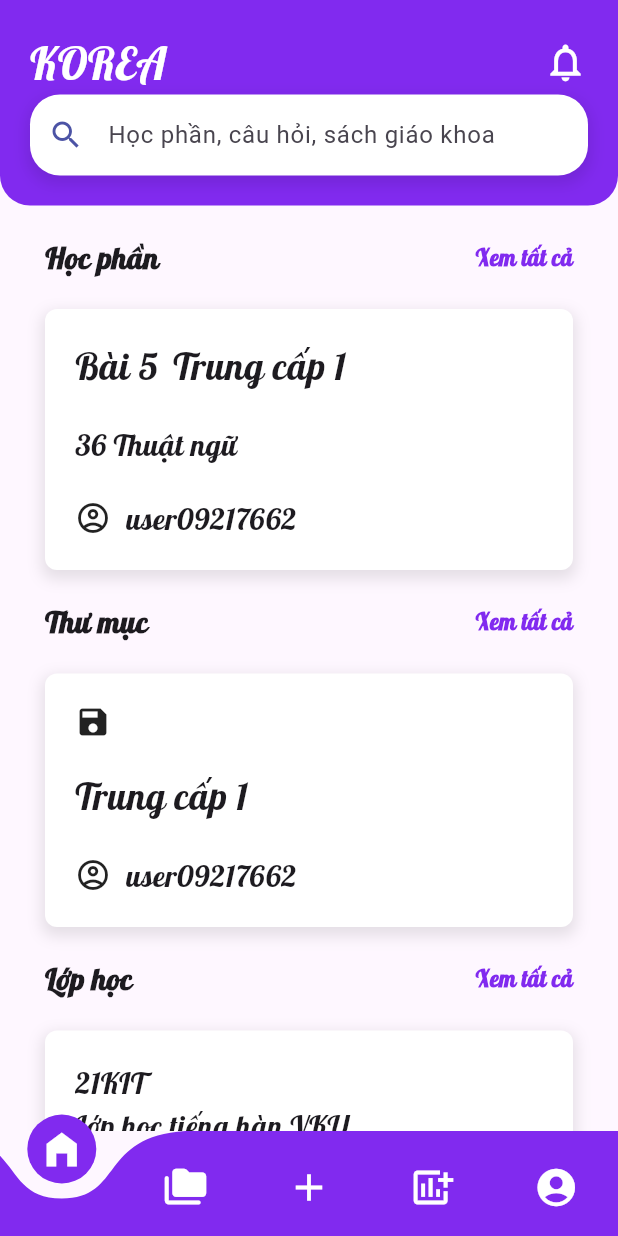
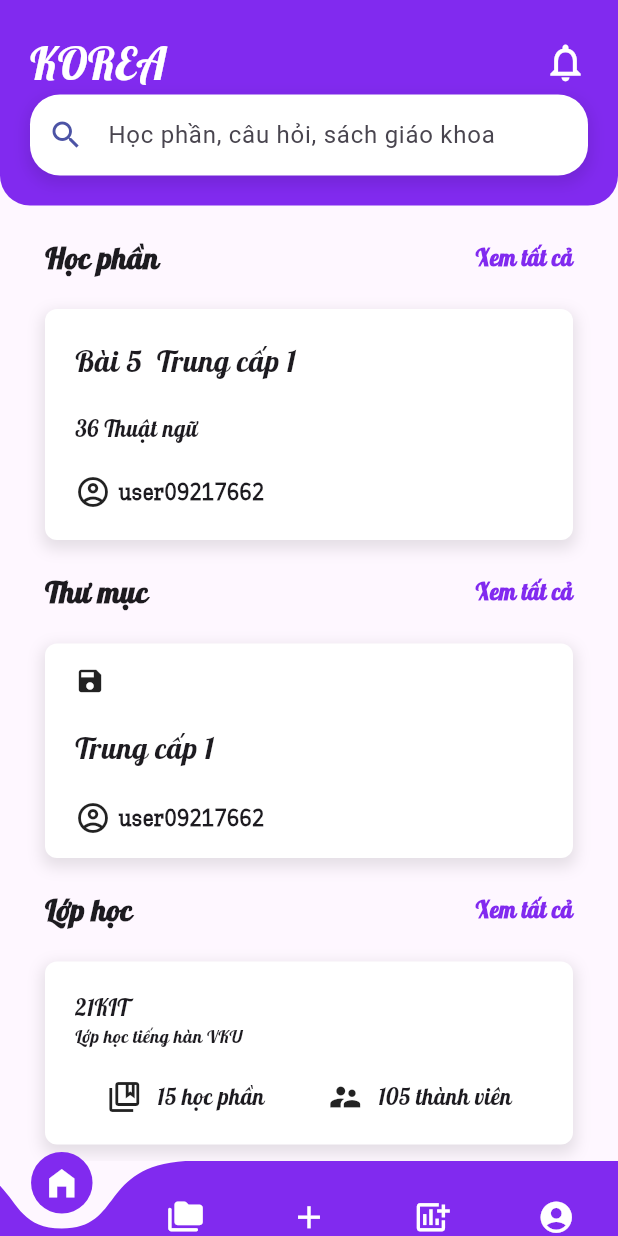
Before and after one commit to quangthangit/Vocab-Korea, a Flutter app: the screen it shows after launch, on a phone screen of 412 x 824 dp. Run offline on Flutter 3.47's test engine with Material 3 defaults, Android fonts, the phone set to English and light mode, and no system bars; drawn by our look-alikes of curved_navigation_bar.

Commit message:
update ui all project

```diff
--- a/lib/components/ClassRoom.dart
+++ b/lib/components/ClassRoom.dart
@@ -24,11 +24,11 @@ class ClassRoom extends StatelessWidget {
         children: [
           Align(
             alignment: Alignment.centerLeft,
-            child: Text('21KIT',style: TextStyle(fontSize: 20,fontFamily: 'Lobster')),
+            child: Text('21KIT',style: TextStyle(fontSize: 15,fontFamily: 'Lobster')),
           ),
           Align(
             alignment: Alignment.centerLeft,
-            child: Text('Lớp học tiếng hàn VKU',style: TextStyle(fontSize: 20,fontFamily: 'Lobster')),
+            child: Text('Lớp học tiếng hàn VKU',style: TextStyle(fontSize: 12,fontFamily: 'Lobster')),
           ),
           SizedBox(height: 20,),
           Row(
@@ -38,14 +38,14 @@ class ClassRoom extends StatelessWidget {
                 children: [
                   Icon(Icons.collections_bookmark_outlined),
                   SizedBox(width: 10,),
-                  Text('15 học phần',style: TextStyle(fontSize: 18,fontFamily: 'Lobster'))
+                  Text('15 học phần',style: TextStyle(fontSize: 15,fontFamily: 'Lobster'))
                 ],
               ),
               Row(
                 children: [
                   Icon(Icons.supervisor_account),
                   SizedBox(width: 10,),
-                  Text('105 thành viên',style: TextStyle(fontSize: 18,fontFamily: 'Lobster'))
+                  Text('105 thành viên',style: TextStyle(fontSize: 15,fontFamily: 'Lobster'))
                 ],
               )
             ],
--- a/lib/components/LessonList.dart
+++ b/lib/components/LessonList.dart
@@ -6,7 +6,7 @@ class LessonList extends StatelessWidget {
   @override
   Widget build(BuildContext context) {
     return Container(
-      padding: const EdgeInsets.all(20),
+      padding: const EdgeInsets.symmetric(vertical: 15,horizontal: 20),
       margin: const EdgeInsets.symmetric(horizontal: 30,vertical: 20),
       decoration: BoxDecoration(
         color: Colors.white,
@@ -24,19 +24,19 @@ class LessonList extends StatelessWidget {
         children: [
           Align(
             alignment: Alignment.centerLeft,
-            child: Icon(Icons.save),
+            child: Icon(Icons.save,size: 20,),
           ),
           SizedBox(height: 20,),
           Align(
             alignment: Alignment.centerLeft,
-            child: Text('Trung cấp 1',style: TextStyle(fontSize: 25,fontFamily: 'Lobster')),
+            child: Text('Trung cấp 1',style: TextStyle(fontSize: 20,fontFamily: 'Lobster')),
           ),
           SizedBox(height: 20,),
           Row(
             children: [
               Icon(Icons.account_circle_outlined),
-              SizedBox(width: 10,),
-              Text('user09217662',style: TextStyle(fontSize: 20,fontFamily: 'Lobster'))
+              SizedBox(width: 5,),
+              Text('user09217662',style: TextStyle(fontSize: 15,fontFamily: 'KayPhoDu',fontWeight: FontWeight.bold))
             ],
           )
         ],
--- a/lib/components/VocabularyLesson.dart
+++ b/lib/components/VocabularyLesson.dart
@@ -24,22 +24,22 @@ class VocabularyLesson extends StatelessWidget {
         children: [
           Row(
             children: [
-              Text('Bài 5',style: TextStyle(fontSize: 25,fontFamily: 'Lobster'),),
+              Text('Bài 5',style: TextStyle(fontSize: 20,fontFamily: 'Lobster'),),
               SizedBox(width: 10,),
-              Text('Trung cấp 1',style: TextStyle(fontSize: 25,fontFamily: 'Lobster'))
+              Text('Trung cấp 1',style: TextStyle(fontSize: 20,fontFamily: 'Lobster'))
             ],
           ),
           SizedBox(height: 20,),
           Align(
             alignment: Alignment.centerLeft,
-            child: Text('36 Thuật ngữ', style: TextStyle(fontSize: 20, fontFamily: 'Lobster')),
+            child: Text('36 Thuật ngữ', style: TextStyle(fontSize: 15, fontFamily: 'Lobster')),
           ),
           SizedBox(height: 20,),
           Row(
             children: [
               Icon(Icons.account_circle_outlined),
-              SizedBox(width: 10,),
-              Text('user09217662',style: TextStyle(fontSize: 20,fontFamily: 'Lobster'))
+              SizedBox(width: 5,),
+              Text('user09217662',style: TextStyle(fontSize: 15,fontWeight: FontWeight.bold,fontFamily: 'KayPhoDu'))
             ],
           )
         ],
--- a/lib/main.dart
+++ b/lib/main.dart
@@ -82,13 +82,13 @@ class _MyHomePageState extends State<MyHomePage> {
       bottomNavigationBar: curved_navigation_bar.CurvedNavigationBar(
         color: app_color.AppColors.backgroundColor,
         backgroundColor: Colors.transparent,
-        height: 70,
+        height: 50,
         items: const [
-          Icon(Icons.home_filled, color: Colors.white, size: 30),
-          Icon(Icons.folder_copy_rounded, color: Colors.white, size: 30),
-          Icon(Icons.add, color: Colors.white, size: 30),
-          Icon(Icons.add_chart, color: Colors.white, size: 30),
-          Icon(Icons.account_circle, color: Colors.white, size: 30),
+          Icon(Icons.home_filled, color: Colors.white, size: 25),
+          Icon(Icons.folder_copy_rounded, color: Colors.white, size: 25),
+          Icon(Icons.add, color: Colors.white, size: 25),
+          Icon(Icons.add_chart, color: Colors.white, size: 25),
+          Icon(Icons.account_circle, color: Colors.white, size: 25),
         ],
         onTap: _onNavBarTap,
       ),
--- a/lib/widget/LibraryBar.dart
+++ b/lib/widget/LibraryBar.dart
@@ -58,7 +58,7 @@ class _LibraryBarState extends State<LibraryBar> {
           Text(
             title,
             style: TextStyle(
-              fontSize: 18,
+              fontSize: 15,
               fontWeight: FontWeight.bold,
               color: isSelected ? Colors.blue : Colors.black,
             ),
```
Also changed, not shown: lib/widget/AddForm.dart (+46 -8 lines), lib/widget/form/AddClassRoomForm.dart (added, +112 -0 lines), lib/widget/form/AddFolderForm.dart (added, +94 -0 lines), pubspec.yaml (+17 -2 lines), fonts/Anton-Regular.ttf (added), fonts/KayPhoDu-Medium.ttf (added), fonts/Oswald-VariableFont_wght.ttf (added), lib/widget/form/AddVocabularyLesson.dart (added).
